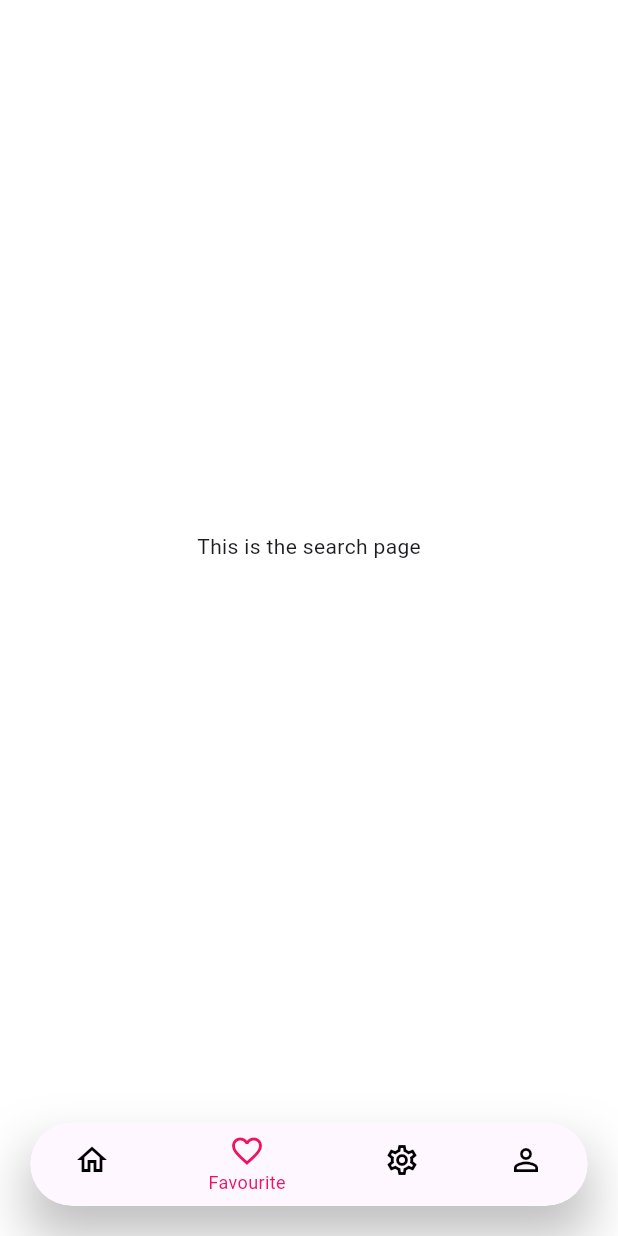
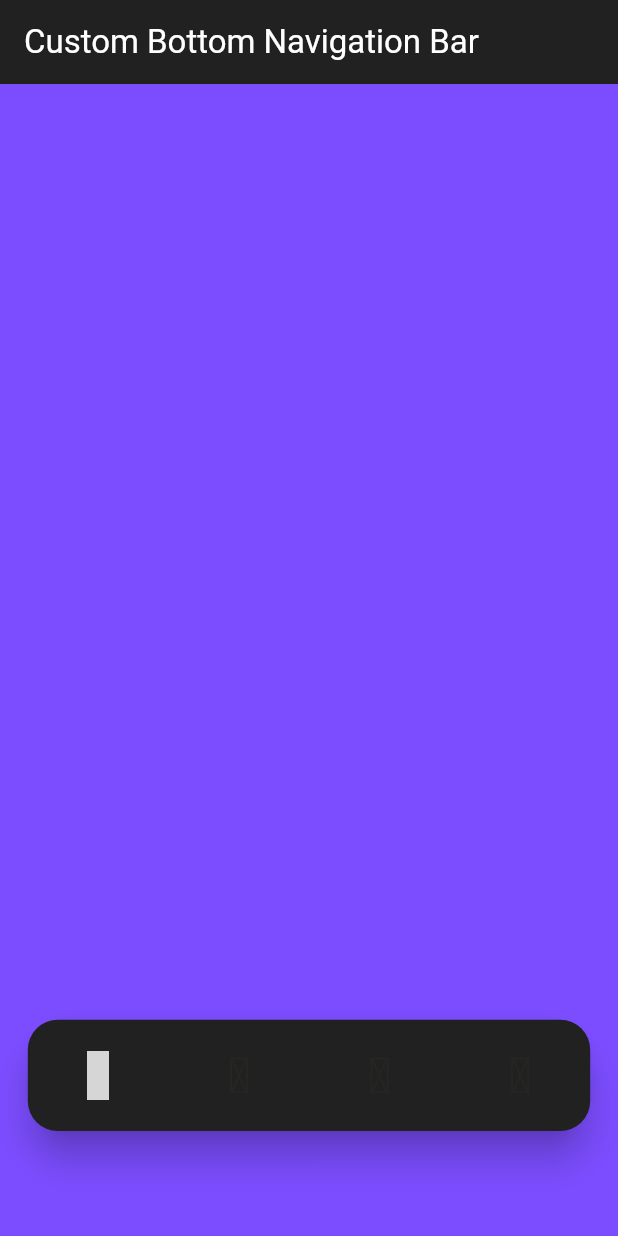
Before and after one commit to jmikewint/RecipeFInderApp, a Flutter app: the screen it shows after launch, on a phone screen of 412 x 824 dp. Run offline on Flutter 3.47's test engine with Material 3 defaults, Android fonts, the phone set to English and light mode, and no system bars; our stand-ins replace iconly; grey boxes are pictures that could not be loaded.

Commit message:
Fixed up the navigation bar using different icons from the default ones, going to make it change screens in the next

```diff
--- /dev/null
+++ b/recipe_finder/lib/bottom_nav_btn.dart
@@ -0,0 +1,37 @@
+import 'package:flutter/material.dart';
+import 'package:recipe_finder/size_config.dart';
+
+class BottomNavBtn extends StatelessWidget {
+  const BottomNavBtn({super.key, required this.icon, required this.index, required this.currentIndex, required this.onPressed});
+
+  final IconData icon;
+  final int index;
+  final int currentIndex;
+  final Function(int) onPressed;
+
+  @override
+  Widget build(BuildContext context) {
+    AppSizes().initSsizes(context);
+    return InkWell(
+      onTap: () {
+        onPressed(index);
+      },
+      child: Container(
+        height: AppSizes.blockSizeHorizontal *13,
+        width: AppSizes.blockSizeHorizontal * 17,
+        decoration: const BoxDecoration(
+          color: Colors.transparent,
+        ),
+        child: AnimatedOpacity(
+          opacity: (currentIndex == index) ? 1 : .02,
+          duration: const Duration(milliseconds: 300),
+          child: Icon(
+            icon,
+            color: Colors.yellow[300],
+            size: AppSizes.blockSizeHorizontal * 8,
+            ),
+        )
+        ),
+      );
+  }
+}
--- a/recipe_finder/lib/bottom_navigationbar/navigation_page.dart
+++ b/recipe_finder/lib/bottom_navigationbar/navigation_page.dart
@@ -4,8 +4,6 @@ import '../pages/chat_page.dart';
 import '../pages/home_page.dart';
 import '../pages/profile_page.dart';
 import '../pages/search_page.dart';
-
-
 
 class BottomNavigationPage extends StatefulWidget {
   const BottomNavigationPage({super.key});
@@ -15,29 +13,23 @@ class BottomNavigationPage extends StatefulWidget {
 }
 
 class _BottomNavigationPageState extends State<BottomNavigationPage> {
-
   int myCurrentIndex = 1;
 
-  List pages = const [
-    HomePage(),
-    SearchPage(),
-    ChatPage(),
-    ProfilePage(),
-  ];
+  List pages = const [HomePage(), SearchPage(), ChatPage(), ProfilePage()];
 
   @override
   Widget build(BuildContext context) {
-    return  Scaffold(
+    return Scaffold(
       bottomNavigationBar: Container(
         margin: const EdgeInsets.symmetric(horizontal: 20, vertical: 20),
-        decoration:  BoxDecoration(
+        decoration: BoxDecoration(
           boxShadow: [
             BoxShadow(
               color: Colors.black26,
               blurRadius: 30,
               offset: Offset(0, 20),
-            )
-          ]
+            ),
+          ],
         ),
 
         child: ClipRRect(
@@ -57,18 +49,29 @@ class _BottomNavigationPageState extends State<BottomNavigationPage> {
               });
             },
 
-
-            items: const[
-            BottomNavigationBarItem(icon: Icon(Icons.home_outlined), label: 'Home'),
-            BottomNavigationBarItem(icon: Icon(Icons.favorite_border_outlined), label: 'Favourite'),
-            BottomNavigationBarItem(icon: Icon(Icons.settings_outlined), label: 'Settings'),
-            BottomNavigationBarItem(icon: Icon(Icons.person_outline), label: 'Profile'),
-
-          ]),
+            items: const [
+              BottomNavigationBarItem(
+                icon: Icon(Icons.chat_bubble_outline_outlined),
+                label: 'Home',
+              ),
+              BottomNavigationBarItem(
+                icon: Icon(Icons.chat_bubble_outline_outlined),
+                label: 'Favourite',
+              ),
+              BottomNavigationBarItem(
+                icon: Icon(Icons.settings_outlined),
+                label: 'Settings',
+              ),
+              BottomNavigationBarItem(
+                icon: Icon(Icons.person_outline),
+                label: 'Profile',
+              ),
+            ],
+          ),
         ),
       ),
 
-
-      body: pages[myCurrentIndex]);
+      body: pages[myCurrentIndex],
+    );
   }
 }
--- /dev/null
+++ b/recipe_finder/lib/final_view.dart
@@ -0,0 +1,113 @@
+import 'package:flutter/material.dart';
+import 'package:iconly/iconly.dart';
+import 'package:recipe_finder/bottom_nav_btn.dart';
+import 'package:recipe_finder/size_config.dart';
+
+class FinalView extends StatefulWidget {
+  const FinalView({super.key});
+
+  @override
+  State<FinalView> createState() => _FinalViewState();
+}
+
+class _FinalViewState extends State<FinalView> {
+  int _currentIndex = 0;
+  @override
+  Widget build(BuildContext context) {
+    AppSizes().initSsizes(context);
+    return Scaffold(
+      backgroundColor: Colors.black,
+      appBar: AppBar(
+        backgroundColor: Colors.grey[900],
+        title: const Text(
+          "Custom Bottom Navigation Bar",
+          style: TextStyle(color: Colors.white),
+        ),
+      ),
+      body: SafeArea(
+        child: Stack(
+          children: [
+            Positioned.fill(child: Container(color: Colors.deepPurpleAccent)),
+
+            Positioned(
+              bottom: 0,
+              right: 0,
+              left: 0,
+              child: _buildBottomNavBar(),
+            ),
+          ],
+        ),
+      ),
+    );
+  }
+
+  Widget _buildBottomNavBar() {
+    return Padding(
+      padding: EdgeInsets.fromLTRB(
+        AppSizes.blockSizeHorizontal * 4.5,
+        0,
+        AppSizes.blockSizeHorizontal * 4.5,
+        70,
+      ),
+      child: Material(
+        borderRadius: BorderRadius.circular(30),
+        color: Colors.transparent,
+        elevation: 10,
+        child: Container(
+          width: AppSizes.screenWidth,
+          height: AppSizes.blockSizeHorizontal * 18,
+          decoration: BoxDecoration(
+            color: Colors.grey[900],
+            borderRadius: BorderRadius.circular(20),
+          ),
+          child: Row(
+            mainAxisAlignment: MainAxisAlignment.spaceAround,
+            crossAxisAlignment: CrossAxisAlignment.center,
+            children: [
+              BottomNavBtn(
+                icon: IconlyLight.home,
+                currentIndex: _currentIndex,
+                index: 0,
+                onPressed: (val) {
+                  setState(() {
+                    _currentIndex = val;
+                  });
+                },
+              ),
+              BottomNavBtn(
+                icon: IconlyLight.search,
+                currentIndex: _currentIndex,
+                index: 1,
+                onPressed: (val) {
+                  setState(() {
+                    _currentIndex = val;
+                  });
+                },
+              ),
+              BottomNavBtn(
+                icon: IconlyLight.chat,
+                currentIndex: _currentIndex,
+                index: 2,
+                onPressed: (val) {
+                  setState(() {
+                    _currentIndex = val;
+                  });
+                },
+              ),
+              BottomNavBtn(
+                icon: IconlyLight.profile,
+                currentIndex: _currentIndex,
+                index: 3,
+                onPressed: (val) {
+                  setState(() {
+                    _currentIndex = val;
+                  });
+                },
+              ),
+            ],
+          ),
+        ),
+      ),
+    );
+  }
+}
--- a/recipe_finder/lib/main.dart
+++ b/recipe_finder/lib/main.dart
@@ -1,5 +1,5 @@
 import 'package:flutter/material.dart';
-import 'bottom_navigationbar/navigation_page.dart';
+import 'package:recipe_finder/final_view.dart';
 
 void main() {
   runApp(const MyApp());
@@ -11,12 +11,13 @@ class MyApp extends StatelessWidget {
   @override
   Widget build(BuildContext context) {
     return MaterialApp(
+      debugShowCheckedModeBanner: false,
       title: 'The Flutter Way',
       theme: ThemeData(
         colorScheme: ColorScheme.fromSeed(seedColor: Colors.deepPurple),
         scaffoldBackgroundColor: Colors.white,
       ),
-      home: const BottomNavigationPage(),
+      home: const FinalView(),
     );
   }
 }
--- /dev/null
+++ b/recipe_finder/lib/size_config.dart
@@ -0,0 +1,17 @@
+import 'package:flutter/material.dart';
+
+class AppSizes{
+  static late MediaQueryData _mediaQueryData;
+  static late double screenWidth;
+  static late double screenHeight;
+  static late double blockSizeHorizontal;
+  static late double blockSizeVertical;
+
+  void initSsizes(BuildContext context){
+    _mediaQueryData = MediaQuery.of(context);
+    screenWidth = _mediaQueryData.size.width;
+    screenHeight = _mediaQueryData.size.height;
+    blockSizeHorizontal = screenWidth / 100;
+    blockSizeVertical = screenHeight / 100;
+  }
+}
--- a/recipe_finder/pubspec.yaml
+++ b/recipe_finder/pubspec.yaml
@@ -35,6 +35,7 @@ dependencies:
   # Use with the CupertinoIcons class for iOS style icons.
   cupertino_icons: ^1.0.8
   rive: ^0.13.20
+  iconly: ^1.0.1
 
 dev_dependencies:
   flutter_test:
@@ -61,7 +62,7 @@ flutter:
   # To add assets to your application, add an assets section, like this:
   assets:
    - assets/animated_icons.riv
-  #   - images/a_dot_burr.jpeg
+    - assets/icon/
   #   - images/a_dot_ham.jpeg
 
   # An image asset can refer to one or more resolution-specific "variants", see
```
Also changed, not shown: recipe_finder/assets/icon/Home.png (added), recipe_finder/pubspec.lock.
